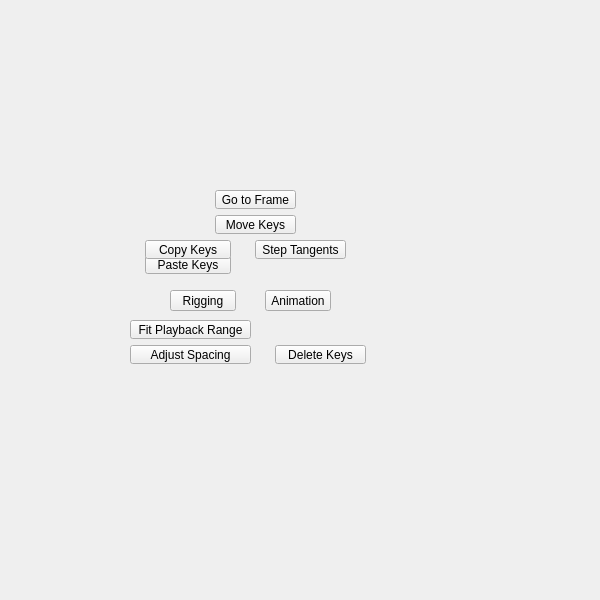
Qt form tentacle/ui/animation#submenu.ui (m3trik/tentacle) before a commit.
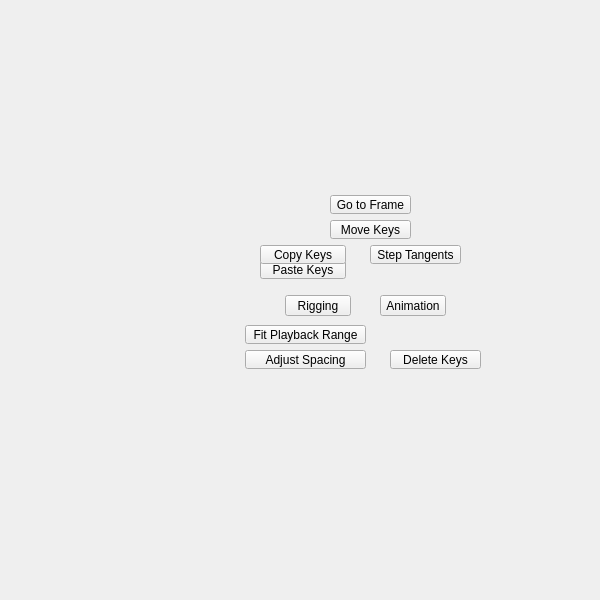
The same form after that commit. Custom widgets are drawn as their Qt base class.

Patch:
```diff
--- a/tentacle/ui/animation#submenu.ui
+++ b/tentacle/ui/animation#submenu.ui
@@ -59,8 +59,8 @@
    <widget class="MenuButton" name="i013">
     <property name="geometry">
      <rect>
-      <x>265</x>
-      <y>290</y>
+      <x>380</x>
+      <y>295</y>
       <width>66</width>
       <height>21</height>
      </rect>
@@ -87,8 +87,8 @@
    <widget class="MenuButton" name="i016">
     <property name="geometry">
      <rect>
-      <x>170</x>
-      <y>290</y>
+      <x>285</x>
+      <y>295</y>
       <width>66</width>
       <height>21</height>
      </rect>
@@ -118,8 +118,8 @@
     </property>
     <property name="geometry">
      <rect>
-      <x>145</x>
-      <y>255</y>
+      <x>260</x>
+      <y>260</y>
       <width>86</width>
       <height>19</height>
      </rect>
@@ -152,8 +152,8 @@
    <widget class="PushButton" name="tb006">
     <property name="geometry">
      <rect>
-      <x>215</x>
-      <y>215</y>
+      <x>330</x>
+      <y>220</y>
       <width>81</width>
       <height>19</height>
      </rect>
@@ -184,8 +184,8 @@
    <widget class="PushButton" name="tb000">
     <property name="geometry">
      <rect>
-      <x>215</x>
-      <y>190</y>
+      <x>330</x>
+      <y>195</y>
       <width>81</width>
       <height>19</height>
      </rect>
@@ -215,8 +215,8 @@
    <widget class="PushButton" name="tb002">
     <property name="geometry">
      <rect>
-      <x>130</x>
-      <y>345</y>
+      <x>245</x>
+      <y>350</y>
       <width>121</width>
       <height>19</height>
      </rect>
@@ -251,8 +251,8 @@
     </property>
     <property name="geometry">
      <rect>
-      <x>255</x>
-      <y>240</y>
+      <x>370</x>
+      <y>245</y>
       <width>91</width>
       <height>19</height>
      </rect>
@@ -288,8 +288,8 @@
     </property>
     <property name="geometry">
      <rect>
-      <x>275</x>
-      <y>345</y>
+      <x>390</x>
+      <y>350</y>
       <width>91</width>
       <height>19</height>
      </rect>
@@ -325,8 +325,8 @@
     </property>
     <property name="geometry">
      <rect>
-      <x>145</x>
-      <y>240</y>
+      <x>260</x>
+      <y>245</y>
       <width>86</width>
       <height>19</height>
      </rect>
@@ -359,8 +359,8 @@
    <widget class="ExpandableList" name="list000" native="true">
     <property name="geometry">
      <rect>
-      <x>95</x>
-      <y>215</y>
+      <x>210</x>
+      <y>220</y>
       <width>111</width>
       <height>19</height>
      </rect>
@@ -378,8 +378,8 @@
    <widget class="QPushButton" name="b005">
     <property name="geometry">
      <rect>
-      <x>130</x>
-      <y>320</y>
+      <x>245</x>
+      <y>325</y>
       <width>121</width>
       <height>19</height>
      </rect>
```
